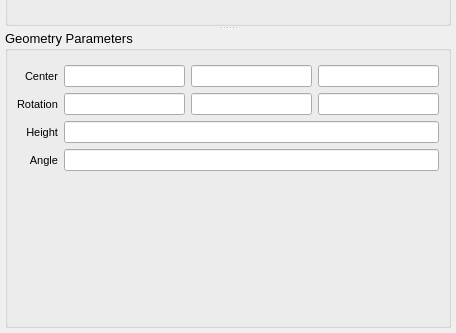
The window that mfixgui/uifiles/geometry.ui (truongd8593/mfix) describes before a commit, drawn with Qt 5; both pictures show x 0 to 456 and y 339 to 672 of the 456 by 672 pixel window.
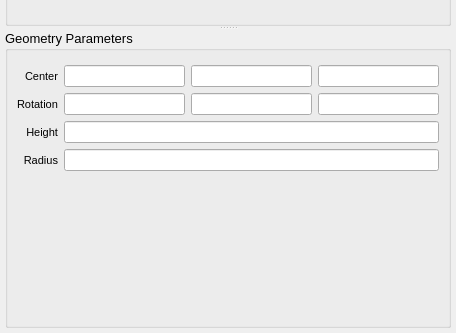
The same window after the commit. The open tabs and pages were chosen to show the change. Custom widgets are drawn as their Qt base class.

Commit message: trying to get implicit objects to rotate;

```diff
--- a/mfixgui/uifiles/geometry.ui
+++ b/mfixgui/uifiles/geometry.ui
@@ -1074,7 +1074,7 @@
            <item row="3" column="0">
             <widget class="QLabel" name="label_38">
              <property name="text">
-              <string>Angle</string>
+              <string>Radius</string>
              </property>
              <property name="alignment">
               <set>Qt::AlignRight|Qt::AlignTrailing|Qt::AlignVCenter</set>
```
Left out of the diff: 22 changed lines with no effect on the pictures. The commit also changes 2 other files.
